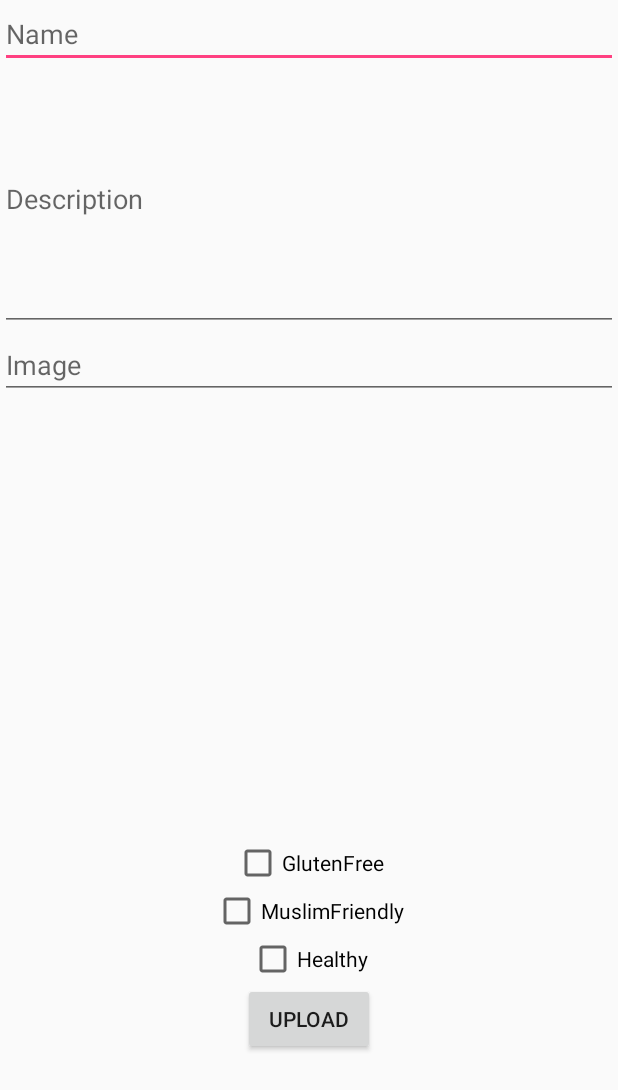
After one commit to Aseyth/SoftwareTrainingAndroid, an Android app: the layout new_form.xml on its own in the app's theme, with its tools: preview values and no code run, on a phone screen of 412 x 824 dp. The commit adds this screen. Shown: the top 1090 px of the screen. Run offline under Robolectric (Android 15) with nearby library versions, the phone set to English and light mode, and no system bars.

Commit message:
Ajout nvx form recipes

```diff
--- /dev/null
+++ b/Food/app/src/main/res/layout/new_form.xml
@@ -0,0 +1,62 @@
+<?xml version="1.0" encoding="utf-8"?>
+<LinearLayout xmlns:android="http://schemas.android.com/apk/res/android"
+    android:orientation="vertical" android:layout_width="match_parent"
+    android:layout_height="match_parent"
+    android:weightSum="1">
+
+    <EditText
+        android:layout_width="match_parent"
+        android:layout_height="wrap_content"
+        android:id="@+id/formName"
+        android:autoText="false"
+        android:hint="Name" />
+
+    <EditText
+        android:layout_width="match_parent"
+        android:layout_height="175dp"
+        android:id="@+id/formDesc"
+        android:layout_weight="0.00"
+        android:hint="Description" />
+
+    <EditText
+        android:layout_width="match_parent"
+        android:layout_height="wrap_content"
+        android:id="@+id/formImgUp"
+        android:hint="Image" />
+
+    <ImageView
+        android:layout_width="279dp"
+        android:layout_height="wrap_content"
+        android:id="@+id/imageView2"
+        android:layout_gravity="center_horizontal"
+        android:layout_weight="0.71" />
+
+    <CheckBox
+        android:layout_width="wrap_content"
+        android:layout_height="wrap_content"
+        android:text="GlutenFree"
+        android:id="@+id/checkBoxGluten"
+        android:layout_gravity="center_horizontal" />
+
+    <CheckBox
+        android:layout_width="wrap_content"
+        android:layout_height="wrap_content"
+        android:text="MuslimFriendly"
+        android:id="@+id/checkBoxMuslim"
+        android:layout_gravity="center_horizontal" />
+
+    <CheckBox
+        android:layout_width="wrap_content"
+        android:layout_height="wrap_content"
+        android:text="Healthy"
+        android:id="@+id/checkBoxHealthy"
+        android:layout_gravity="center_horizontal" />
+
+    <Button
+        android:layout_width="wrap_content"
+        android:layout_height="wrap_content"
+        android:text="Upload"
+        android:id="@+id/buttonUpload"
+        android:layout_gravity="center_horizontal" />
+
+</LinearLayout>
```
Also changed, not shown: Food/app/src/main/res/layout/recipes_activity.xml (+95 -14 lines), 1 other file.
